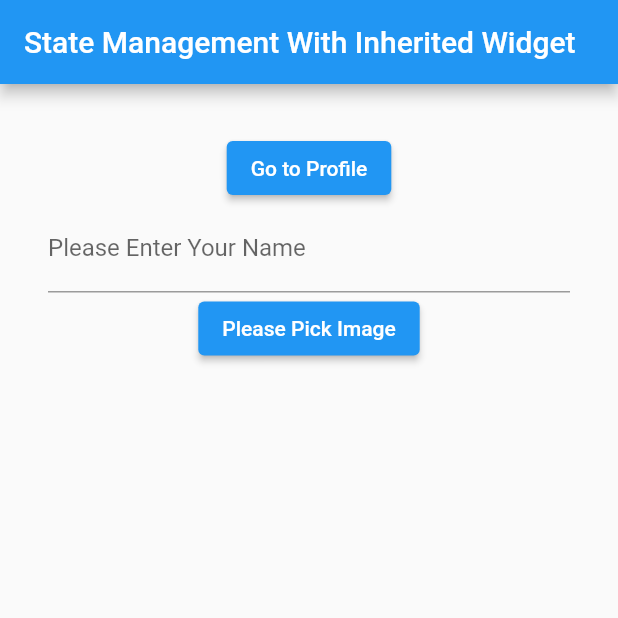
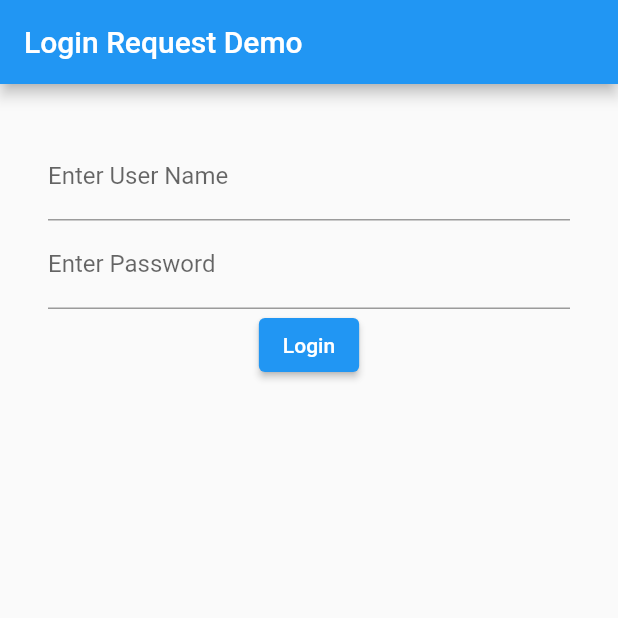
Before and after one commit to 4643880/Tech-Flutter, a Flutter app: the screen it shows after launch, on a phone screen of 412 x 824 dp, the top half of it. Run offline on Flutter 3.47's test engine with Material 2 defaults, Android fonts, the phone set to English and light mode, and no system bars; accounts and stored records are empty.

Commit message:
API Post & Get request with Access Token

```diff
--- a/lib/main.dart
+++ b/lib/main.dart
@@ -1,19 +1,17 @@
-import 'dart:io';
+import 'package:flutter/material.dart';
+import 'package:http/http.dart' as http;
+import 'package:tech_idara_app/models/all_category_model.dart';
+import 'dart:developer' as devtools show log;
+import 'dart:convert' as convert;
 
-import 'package:flutter/material.dart';
-import 'package:image_picker/image_picker.dart';
-import 'package:tech_idara_app/profile_page.dart';
-import 'dart:developer' as devtools show log;
+import 'package:tech_idara_app/models/login_model.dart';
 
-import 'package:tech_idara_app/state.dart';
-import 'package:tech_idara_app/user_model.dart';
+extension Log on Object {
+  void log() => devtools.log(toString());
+}
 
 void main() {
   runApp(const MyApp());
-}
-
-extension Log on Object {
-  void log() => devtools.log(toString());
 }
 
 class MyApp extends StatelessWidget {
@@ -21,90 +19,163 @@ class MyApp extends StatelessWidget {
 
   @override
   Widget build(BuildContext context) {
-    return MyStatefulWidget(
-      child: MaterialApp(
+    return MaterialApp(
       debugShowCheckedModeBanner: false,
       title: 'Flutter Demo',
       theme: ThemeData(
         primarySwatch: Colors.blue,
       ),
-        home: const HomePage(),
-      ),
+      home: HomePage(),
     );
   }
 }
 
 class HomePage extends StatefulWidget {
-  const HomePage({Key? key}) : super(key: key);
+  HomePage({Key? key}) : super(key: key);
 
   @override
   State<HomePage> createState() => _HomePageState();
 }
 
 class _HomePageState extends State<HomePage> {
-  final TextEditingController _nameController = TextEditingController();
+  LoginResponse? response;
+  UserData? userData;
 
-  pickImage(BuildContext context) async {
-    final ImagePicker _picker = ImagePicker();
-    final XFile? pickedImage =
-        await _picker.pickImage(source: ImageSource.gallery);
+  List<CategoryData>? listOfCategoryData;
+  bool isLoading = false;
+  final TextEditingController _userNameController = TextEditingController();
+  final TextEditingController _passwordController = TextEditingController();
 
-    var myAppState = MyInheritedWidget.of(context);
-    pickedImage?.path.toString().log();
-    myAppState.updateUser(
-      User(
-        name: _nameController.text,
-        image: File(pickedImage?.path ?? ""),
-      ),
-    );
-    _nameController.clear();
+  void login() async {
+    try {
+      setState(() {
+        isLoading = true;
+      });
+      var url = Uri.http('ishaqhassan.com:2000', '/user/signin');
+      var response = await http.post(url, body: {
+        'email': _userNameController.text,
+        'password': _passwordController.text,
+      });
+
+      var jsonString = response.body;
+      var decodedJson = convert.jsonDecode(jsonString) as Map<String, dynamic>;
+
+      var result = LoginResponse.fromJson(decodedJson);
+      "----".log();
+      result.data.toString().log();
+      setState(() {
+        userData = result.data;
+        isLoading = false;
+        _userNameController.clear();
+        _passwordController.clear();
+      });
+      await getAllCategories();
+    } catch (e) {
+      e.log();
+      "Something Went Wrong in Login API".log();
+    }
+  }
+
+  Future getAllCategories() async {
+    try {
+      setState(() {
+        // isLoading = true;
+      });
+      var url = Uri.http('ishaqhassan.com:2000', '/category');
+      var response = await http.get(url,
+          headers: {"Authorization": "Bearer ${userData?.accessToken}"});
+
+      var jsonString = response.body;
+      var decodedJson = convert.jsonDecode(jsonString) as Map<String, dynamic>;
+
+      var resultOfCategory = AllCategories.fromJson(decodedJson);
+
+      resultOfCategory.data.toString().log();
+
+      setState(() {
+        listOfCategoryData = resultOfCategory.data;
+        // isLoading = false;
+      });
+    } catch (e) {
+      e.log();
+      "Something Went Wrong in Login API".log();
+    }
   }
 
   @override
   Widget build(BuildContext context) {
-    final _state = MyInheritedWidget.of(context);
     return Scaffold(
       appBar: AppBar(
-        title: const Text('State Management With Inherited Widget'),
+        title: const Text('Login Request Demo'),
       ),
       body: SingleChildScrollView(
-        child: Center(
+        child: Container(
           child: Padding(
             padding: const EdgeInsets.all(32.0),
+            child: Center(
               child: Column(
-              mainAxisAlignment: MainAxisAlignment.center,
                 children: [
-                ElevatedButton(
-                  onPressed: () {
-                    Navigator.push(
-                        context,
-                        MaterialPageRoute(
-                            builder: ((context) => ProfilePage())));
-                  },
-                  child: const Text("Go to Profile"),
+                  if (userData == null) ...[
+                    TextField(
+                      controller: _userNameController,
+                      decoration:
+                          const InputDecoration(labelText: "Enter User Name"),
                     ),
                     TextField(
-                  controller: _nameController,
-                  decoration: const InputDecoration(
-                      labelText: "Please Enter Your Name"),
+                      controller: _passwordController,
+                      decoration:
+                          const InputDecoration(labelText: "Enter Password"),
                     ),
                     ElevatedButton(
-                  onPressed: () {
-                    pickImage(context);
+                        onPressed: login, child: const Text("Login")),
+                  ],
+                  const SizedBox(
+                    height: 20,
+                  ),
+                  if (isLoading)
+                    const Center(
+                      child: CircularProgressIndicator(),
+                    ),
+                  if (!isLoading)
+                    Column(
+                      children: [
+                        if (userData?.email != null) ...[
+                          const Text(
+                            "These Are Your Login Credentials...",
+                            style: TextStyle(fontSize: 18),
+                          ),
+                          const SizedBox(
+                            height: 20,
+                          ),
+                          Text("Email: ${userData!.email}"),
+                          Text("Password: ${userData!.password}"),
+                          Text("Access Token: ${userData!.accessToken}"),
+                          ElevatedButton(
+                            onPressed: getAllCategories,
+                            child: const Text("Show Categories"),
+                          ),
+                        ],
+                      ],
+                    ),
+                  if (listOfCategoryData != null)
+                    Container(
+                      height: 400,
+                      child: ListView.builder(
+                        itemCount: listOfCategoryData?.length,
+                        itemBuilder: (context, index) {
+                          return ListTile(
+                            leading: Image.network(
+                              listOfCategoryData?[index].icon ?? "",
+                            ),
+                            title: Text(
+                                listOfCategoryData?[index].title.toString() ??
+                                    ""),
+                          );
                         },
-                  child: const Text("Please Pick Image"),
                       ),
-                Text(
-                  _state.user?.name ?? "",
-                  style: Theme.of(context).textTheme.headline2,
                     ),
-                if (_state.user != null)
-                  Image.file(
-                    MyInheritedWidget.of(context).user!.image,
-                    height: 200,
-                    width: 200,
-                  )
                 ],
+              ),
             ),
           ),
         ),
--- /dev/null
+++ b/lib/models/all_category_model.dart
@@ -0,0 +1,53 @@
+class AllCategories {
+  String? message;
+  int? statusCode;
+  List<CategoryData>? data;
+
+  AllCategories({this.message, this.statusCode, this.data});
+
+  AllCategories.fromJson(Map<String, dynamic> json) {
+    message = json['message'];
+    statusCode = json['statusCode'];
+    if (json['data'] != null) {
+      data = <CategoryData>[];
+      json['data'].forEach((v) {
+        data!.add(new CategoryData.fromJson(v));
+      });
+    }
+  }
+
+  Map<String, dynamic> toJson() {
+    final Map<String, dynamic> data = new Map<String, dynamic>();
+    data['message'] = this.message;
+    data['statusCode'] = this.statusCode;
+    if (this.data != null) {
+      data['data'] = this.data!.map((v) => v.toJson()).toList();
+    }
+    return data;
+  }
+}
+
+class CategoryData {
+  int? id;
+  String? title;
+  String? icon;
+  String? color;
+
+  CategoryData({this.id, this.title, this.icon, this.color});
+
+  CategoryData.fromJson(Map<String, dynamic> json) {
+    id = json['id'];
+    title = json['title'];
+    icon = json['icon'];
+    color = json['color'];
+  }
+
+  Map<String, dynamic> toJson() {
+    final Map<String, dynamic> data = new Map<String, dynamic>();
+    data['id'] = this.id;
+    data['title'] = this.title;
+    data['icon'] = this.icon;
+    data['color'] = this.color;
+    return data;
+  }
+}
--- /dev/null
+++ b/lib/models/login_model.dart
@@ -0,0 +1,51 @@
+class LoginResponse {
+  String? message;
+  int? statusCode;
+  UserData? data;
+
+  LoginResponse({this.message, this.statusCode, this.data});
+
+  LoginResponse.fromJson(Map<String, dynamic> json) {
+    message = json['message'];
+    statusCode = json['statusCode'];
+    data = json['data'] != null ? new UserData.fromJson(json['data']) : null;
+  }
+
+  Map<String, dynamic> toJson() {
+    final Map<String, dynamic> data = new Map<String, dynamic>();
+    data['message'] = this.message;
+    data['statusCode'] = this.statusCode;
+    if (this.data != null) {
+      data['data'] = this.data!.toJson();
+    }
+    return data;
+  }
+}
+
+class UserData {
+  int? id;
+  String? email;
+  String? phone;
+  String? password;
+  String? accessToken;
+
+  UserData({this.id, this.email, this.phone, this.password, this.accessToken});
+
+  UserData.fromJson(Map<String, dynamic> json) {
+    id = json['id'];
+    email = json['email'];
+    phone = json['phone'];
+    password = json['password'];
+    accessToken = json['accessToken'];
+  }
+
+  Map<String, dynamic> toJson() {
+    final Map<String, dynamic> data = new Map<String, dynamic>();
+    data['id'] = this.id;
+    data['email'] = this.email;
+    data['phone'] = this.phone;
+    data['password'] = this.password;
+    data['accessToken'] = this.accessToken;
+    return data;
+  }
+}
--- a/lib/state.dart
+++ /dev/null
@@ -1,49 +0,0 @@
-import 'package:flutter/material.dart';
-import 'package:tech_idara_app/user_model.dart';
-
-class MyStatefulWidget extends StatefulWidget {
-  final Widget child;
-  const MyStatefulWidget({Key? key, required this.child}) : super(key: key);
-
-  @override
-  State<MyStatefulWidget> createState() => MyStatefulWidgetState();
-}
-
-class MyStatefulWidgetState extends State<MyStatefulWidget> {
-  User? user;
-
-  updateUser(User newUser) {
-    setState(() {
-      user = newUser;
-    });
-  }
-
-  @override
-  Widget build(BuildContext context) {
-    return MyInheritedWidget(
-      state: this,
-      child: widget.child,
-    );
-  }
-}
-
-class MyInheritedWidget extends InheritedWidget {
-  final MyStatefulWidgetState state;
-
-  const MyInheritedWidget({
-    Key? key,
-    required this.state,
-    required Widget child,
-  }) : super(key: key, child: child);
-
-  @override
-  bool updateShouldNotify(InheritedWidget oldWidget) {
-    return true;
-  }
-
-  static MyStatefulWidgetState of(BuildContext context) {
-    return context
-        .dependOnInheritedWidgetOfExactType<MyInheritedWidget>()!
-        .state;
-  }
-}
--- a/lib/user_model.dart
+++ /dev/null
@@ -1,13 +0,0 @@
-
-
-import 'dart:io';
-
-class User {
-  final String name;
-  final File image;
-
-  User({
-    required this.name,
-    required this.image,
-  });
-}
```
Also changed, not shown: lib/profile_page.dart (deleted, +0 -47 lines). Lines whose indentation alone changed are shown as unchanged.
